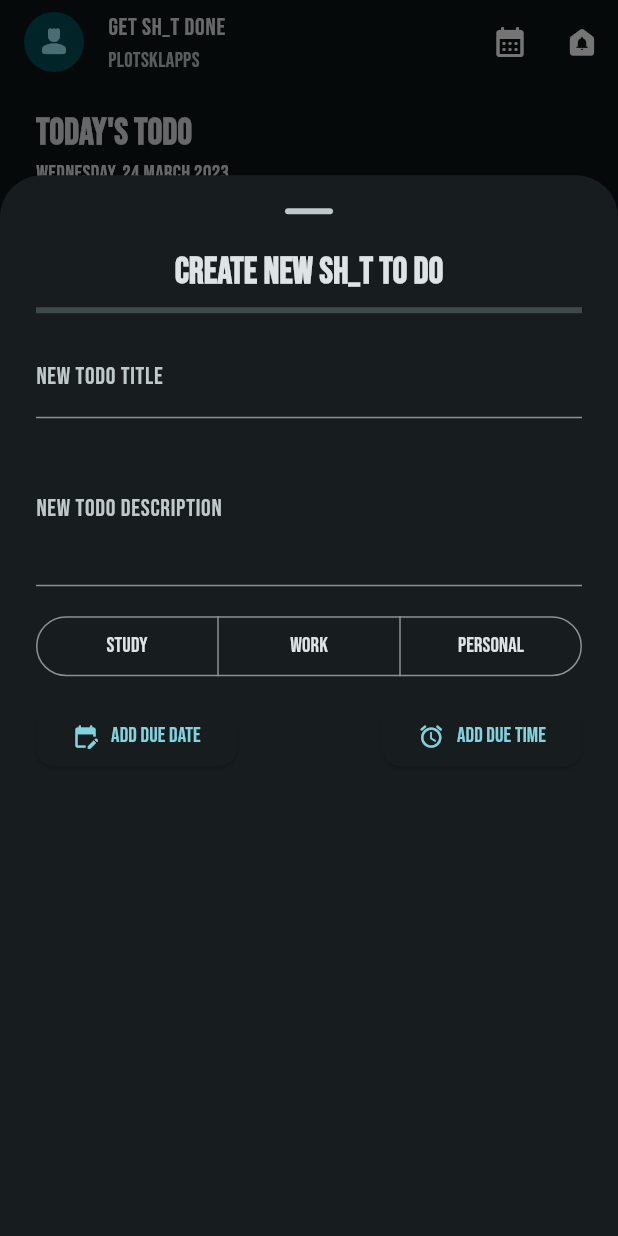
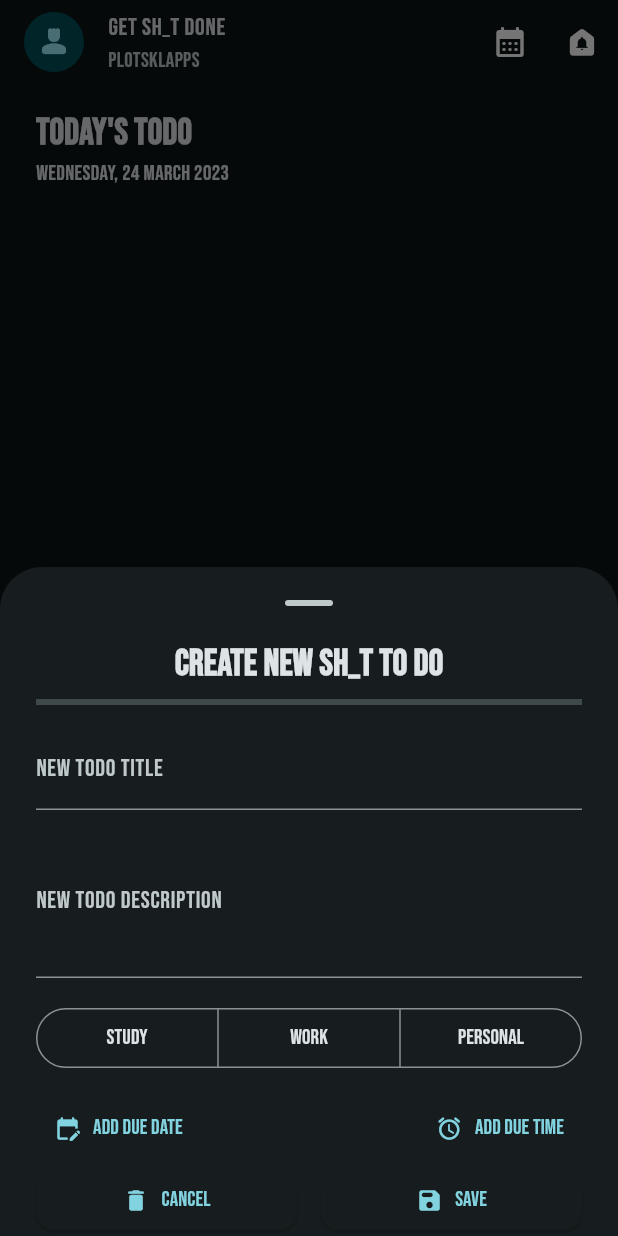
Before and after one commit to plotsklapps/getshtdone, a Flutter app: the screen it shows after launch, after a tap on "New Sh_t To Do", on a phone screen of 412 x 824 dp. Run offline on Flutter 3.47's test engine with Material 3 defaults, Android fonts, the phone set to English and light mode, and no system bars; our stand-ins replace firebase_core, flex_color_scheme, flutter_hooks, flutter_riverpod, google_fonts; accounts and stored records are empty.

Commit message:
- Refactored a shitload. - Due date and due time now come up in separate dialogs.

```diff
--- a/lib/main.dart
+++ b/lib/main.dart
@@ -1,3 +1,5 @@
+import 'dart:ui';
+
 import 'package:firebase_core/firebase_core.dart';
 import 'package:flutter/material.dart';
 import 'package:flutter_hooks/flutter_hooks.dart';
@@ -52,7 +54,16 @@ class HomeScreen extends HookWidget {
           ),
         ],
       ),
-        body: const SingleChildScrollView(
+      body: ScrollConfiguration(
+        behavior: const ScrollBehavior().copyWith(
+          dragDevices: <PointerDeviceKind>{
+            PointerDeviceKind.touch,
+            PointerDeviceKind.mouse,
+            PointerDeviceKind.trackpad,
+            PointerDeviceKind.stylus,
+          },
+        ),
+        child: const SingleChildScrollView(
           child: Padding(
             padding: EdgeInsets.symmetric(horizontal: 24.0),
             child: Column(
@@ -78,15 +89,17 @@ class HomeScreen extends HookWidget {
             ),
           ),
         ),
+      ),
       floatingActionButton: FloatingActionButton.extended(
         onPressed: () {
           showModalBottomSheet<void>(
+            context: context,
             showDragHandle: true,
             isScrollControlled: true,
-                context: context,
             builder: (context) {
               return const NewTaskModal();
-                });
+            },
+          );
         },
         label: const Row(
           children: [
@@ -95,6 +108,7 @@ class HomeScreen extends HookWidget {
             Text('New Sh_t To Do'),
           ],
         ),
-        ));
+      ),
+    );
   }
 }
--- a/lib/widgets/categorychoice_segmentedbutton.dart
+++ /dev/null
@@ -1,44 +0,0 @@
-import 'package:flutter/material.dart';
-
-enum Categories { study, work, personal }
-
-class CategoryChoice extends StatefulWidget {
-  const CategoryChoice({super.key});
-
-  @override
-  State<CategoryChoice> createState() {
-    return CategoryChoiceState();
-  }
-}
-
-class CategoryChoiceState extends State<CategoryChoice> {
-  Set<Categories> selection = <Categories>{};
-
-  @override
-  Widget build(BuildContext context) {
-    return SegmentedButton<Categories>(
-      selected: selection,
-      onSelectionChanged: (Set<Categories> newSelection) {
-        setState(() {
-          selection = newSelection;
-        });
-      },
-      emptySelectionAllowed: true,
-      multiSelectionEnabled: true,
-      segments: const <ButtonSegment<Categories>>[
-        ButtonSegment<Categories>(
-          value: Categories.study,
-          label: Text('Study'),
-        ),
-        ButtonSegment<Categories>(
-          value: Categories.work,
-          label: Text('Work'),
-        ),
-        ButtonSegment<Categories>(
-          value: Categories.personal,
-          label: Text('personal'),
-        ),
-      ],
-    );
-  }
-}
--- a/lib/widgets/newtask_modal.dart
+++ b/lib/widgets/newtask_modal.dart
@@ -1,7 +1,6 @@
 import 'package:flutter/material.dart';
-import 'package:getsh_tdone/widgets/categorychoice_segmentedbutton.dart';
-import 'package:getsh_tdone/widgets/datepicker_modal.dart';
-import 'package:getsh_tdone/widgets/timepicker_modal.dart';
+import 'package:getsh_tdone/widgets/datepicker_alert.dart';
+import 'package:getsh_tdone/widgets/timepicker_alert.dart';
 
 class NewTaskModal extends StatefulWidget {
   const NewTaskModal({
@@ -9,20 +8,26 @@ class NewTaskModal extends StatefulWidget {
   });
 
   @override
-  State<NewTaskModal> createState() => _NewTaskModalState();
+  State<NewTaskModal> createState() {
+    return NewTaskModalState();
+  }
 }
 
-class _NewTaskModalState extends State<NewTaskModal> {
+class NewTaskModalState extends State<NewTaskModal> {
   @override
   Widget build(BuildContext context) {
-    return SizedBox(
-      height: MediaQuery.sizeOf(context).height * 0.8,
-      child: Padding(
-        padding: const EdgeInsets.symmetric(horizontal: 24.0),
-        child: Column(
+    return Padding(
+      padding: EdgeInsets.fromLTRB(
+        24.0,
+        0.0,
+        24.0,
+        MediaQuery.of(context).viewInsets.bottom,
+      ),
+      child: const Column(
+        mainAxisSize: MainAxisSize.min,
         crossAxisAlignment: CrossAxisAlignment.start,
         children: [
-            const Row(
+          Row(
             mainAxisAlignment: MainAxisAlignment.center,
             children: [
               Text(
@@ -34,41 +39,109 @@ class _NewTaskModalState extends State<NewTaskModal> {
               ),
             ],
           ),
-            const Divider(
+          Divider(
             thickness: 4,
           ),
-            const SizedBox(height: 8.0),
-            const TextField(
+          SizedBox(height: 8.0),
+          TextField(
             decoration: InputDecoration(
               labelText: 'New TODO Title',
             ),
           ),
-            const SizedBox(height: 8.0),
-            const TextField(
+          SizedBox(height: 8.0),
+          TextField(
             maxLines: 3,
             decoration: InputDecoration(
               labelText: 'New TODO Description',
             ),
           ),
-            const SizedBox(height: 16.0),
-            const Row(
+          SizedBox(height: 16.0),
+          Row(
             mainAxisAlignment: MainAxisAlignment.center,
             children: [
-                Expanded(child: CategoryChoice()),
+              NewTaskCategoryChoiceSegmentedButton(),
             ],
           ),
-            const SizedBox(height: 12.0),
+          SizedBox(height: 12.0),
           Row(
             mainAxisAlignment: MainAxisAlignment.spaceBetween,
             children: [
-                ElevatedButton(
+              NewTaskDatePickerButton(),
+              NewTaskTimePickerButton(),
+            ],
+          ),
+          Row(
+            children: [
+              NewTaskCancelButton(),
+              SizedBox(width: 16.0),
+              NewTaskSaveButton(),
+            ],
+          ),
+        ],
+      ),
+    );
+  }
+}
+
+enum Categories { study, work, personal }
+
+class NewTaskCategoryChoiceSegmentedButton extends StatefulWidget {
+  const NewTaskCategoryChoiceSegmentedButton({super.key});
+
+  @override
+  State<NewTaskCategoryChoiceSegmentedButton> createState() {
+    return NewTaskCategoryChoiceSegmentedButtonState();
+  }
+}
+
+class NewTaskCategoryChoiceSegmentedButtonState
+    extends State<NewTaskCategoryChoiceSegmentedButton> {
+  Set<Categories> selection = <Categories>{};
+
+  @override
+  Widget build(BuildContext context) {
+    return Expanded(
+      child: SegmentedButton<Categories>(
+        selected: selection,
+        onSelectionChanged: (Set<Categories> newSelection) {
+          setState(() {
+            selection = newSelection;
+          });
+        },
+        emptySelectionAllowed: true,
+        multiSelectionEnabled: true,
+        segments: const <ButtonSegment<Categories>>[
+          ButtonSegment<Categories>(
+            value: Categories.study,
+            label: Text('Study'),
+          ),
+          ButtonSegment<Categories>(
+            value: Categories.work,
+            label: Text('Work'),
+          ),
+          ButtonSegment<Categories>(
+            value: Categories.personal,
+            label: Text('personal'),
+          ),
+        ],
+      ),
+    );
+  }
+}
+
+class NewTaskDatePickerButton extends StatelessWidget {
+  const NewTaskDatePickerButton({
+    super.key,
+  });
+
+  @override
+  Widget build(BuildContext context) {
+    return TextButton(
       onPressed: () {
-                    showModalBottomSheet<Widget>(
+        showDialog<void>(
           context: context,
-                      showDragHandle: true,
-                      isScrollControlled: true,
           builder: (context) {
-                        return const DatePickerModal();
+            return const DatePickerAlert();
           },
         );
       },
@@ -79,15 +152,23 @@ class _NewTaskModalState extends State<NewTaskModal> {
           Text('Add Due Date'),
         ],
       ),
-                ),
-                ElevatedButton(
+    );
+  }
+}
+
+class NewTaskTimePickerButton extends StatelessWidget {
+  const NewTaskTimePickerButton({
+    super.key,
+  });
+
+  @override
+  Widget build(BuildContext context) {
+    return TextButton(
       onPressed: () {
-                    showModalBottomSheet<Widget>(
+        showDialog<void>(
           context: context,
-                      showDragHandle: true,
-                      isScrollControlled: true,
           builder: (context) {
-                        return const TimePickerModal();
+            return const TimePickerAlert();
           },
         );
       },
@@ -98,12 +179,56 @@ class _NewTaskModalState extends State<NewTaskModal> {
           Text('Add Due Time'),
         ],
       ),
-                ),
-              ],
-            ),
+    );
+  }
+}
+
+class NewTaskCancelButton extends StatelessWidget {
+  const NewTaskCancelButton({
+    super.key,
+  });
+
+  @override
+  Widget build(BuildContext context) {
+    return Expanded(
+      child: ElevatedButton(
+        onPressed: () {
+          Navigator.pop(context);
+        },
+        child: const Row(
+          mainAxisAlignment: MainAxisAlignment.center,
+          children: [
+            Icon(Icons.delete_rounded),
+            SizedBox(width: 8.0),
+            Text('Cancel'),
           ],
         ),
       ),
     );
   }
 }
+
+class NewTaskSaveButton extends StatelessWidget {
+  const NewTaskSaveButton({
+    super.key,
+  });
+
+  @override
+  Widget build(BuildContext context) {
+    return Expanded(
+      child: ElevatedButton(
+        onPressed: () {
+          Navigator.pop(context);
+        },
+        child: const Row(
+          mainAxisAlignment: MainAxisAlignment.center,
+          children: [
+            Icon(Icons.save_rounded),
+            SizedBox(width: 8.0),
+            Text('Save'),
+          ],
+        ),
+      ),
+    );
+  }
+}
```
Also changed, not shown: lib/widgets/datepicker_alert.dart (added, +25 -0 lines), lib/widgets/datepicker_modal.dart (deleted, +0 -39 lines), lib/widgets/timepicker_alert.dart (added, +23 -0 lines), lib/widgets/timepicker_modal.dart (deleted, +0 -36 lines), 2 other files. Lines whose indentation alone changed are shown as unchanged.
